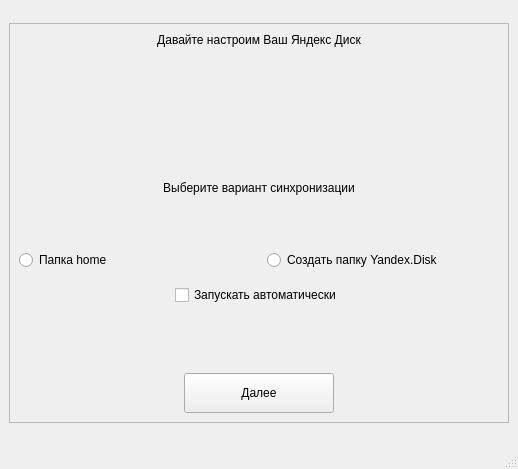
First picture: the form in form/setup_2_form.ui, repository sund3RRR/yadisk-gui, before the edit.
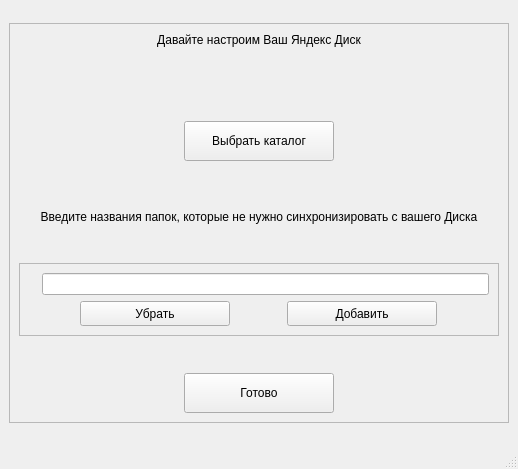
Second picture: the form after the edit. Icons and pictures are not drawn.

The edit to the form file:
```diff
--- a/form/setup_2_form.ui
+++ b/form/setup_2_form.ui
@@ -6,7 +6,7 @@
    <rect>
     <x>0</x>
     <y>0</y>
-    <width>512</width>
+    <width>518</width>
     <height>469</height>
    </rect>
   </property>
@@ -52,10 +52,35 @@
          </property>
         </widget>
        </item>
+       <item alignment="Qt::AlignHCenter|Qt::AlignVCenter">
+        <widget class="QPushButton" name="dir_select_button">
+         <property name="sizePolicy">
+          <sizepolicy hsizetype="Fixed" vsizetype="Fixed">
+           <horstretch>0</horstretch>
+           <verstretch>0</verstretch>
+          </sizepolicy>
+         </property>
+         <property name="minimumSize">
+          <size>
+           <width>150</width>
+           <height>40</height>
+          </size>
+         </property>
+         <property name="maximumSize">
+          <size>
+           <width>250</width>
+           <height>40</height>
+          </size>
+         </property>
+         <property name="text">
+          <string>Выбрать каталог</string>
+         </property>
+        </widget>
+       </item>
        <item>
         <widget class="QLabel" name="browser_label">
          <property name="text">
-          <string>&lt;html&gt;&lt;head/&gt;&lt;body&gt;&lt;p align=&quot;center&quot;&gt;Выберите вариант синхронизации&lt;/p&gt;&lt;/body&gt;&lt;/html&gt;</string>
+          <string>&lt;html&gt;&lt;head/&gt;&lt;body&gt;&lt;p align=&quot;center&quot;&gt;Введите названия папок, которые не нужно синхронизировать с вашего Диска&lt;/p&gt;&lt;/body&gt;&lt;/html&gt;</string>
          </property>
          <property name="wordWrap">
           <bool>true</bool>
@@ -63,28 +88,107 @@
         </widget>
        </item>
        <item>
-        <layout class="QHBoxLayout" name="horizontalLayout">
-         <item>
-          <widget class="QRadioButton" name="radioButton_2">
-           <property name="text">
-            <string>Папка home</string>
-           </property>
-          </widget>
-         </item>
-         <item>
-          <widget class="QRadioButton" name="radioButton">
-           <property name="text">
-            <string>Создать папку Yandex.Disk</string>
-           </property>
-          </widget>
-         </item>
-        </layout>
-       </item>
-       <item alignment="Qt::AlignHCenter">
-        <widget class="QCheckBox" name="checkBox">
-         <property name="text">
-          <string>Запускать автоматически</string>
+        <widget class="QFrame" name="dir_container">
+         <property name="frameShape">
+          <enum>QFrame::StyledPanel</enum>
          </property>
+         <property name="frameShadow">
+          <enum>QFrame::Raised</enum>
+         </property>
+         <layout class="QVBoxLayout" name="verticalLayout_3">
+          <item>
+           <layout class="QGridLayout" name="add_folder_layout">
+            <property name="topMargin">
+             <number>0</number>
+            </property>
+            <item row="0" column="1">
+             <widget class="QLineEdit" name="folder_input"/>
+            </item>
+            <item row="0" column="0">
+             <widget class="QLabel" name="folder_icon">
+              <property name="sizePolicy">
+               <sizepolicy hsizetype="Fixed" vsizetype="Fixed">
+                <horstretch>0</horstretch>
+                <verstretch>0</verstretch>
+               </sizepolicy>
+              </property>
+              <property name="maximumSize">
+               <size>
+                <width>30</width>
+                <height>30</height>
+               </size>
+              </property>
+              <property name="text">
+               <string/>
+              </property>
+              <property name="pixmap">
+               <pixmap>../src/folder.svg</pixmap>
+              </property>
+              <property name="scaledContents">
+               <bool>true</bool>
+              </property>
+             </widget>
+            </item>
+           </layout>
+          </item>
+          <item>
+           <layout class="QHBoxLayout" name="horizontalLayout">
+            <property name="topMargin">
+             <number>0</number>
+            </property>
+            <item>
+             <widget class="QPushButton" name="remove_folder_button">
+              <property name="sizePolicy">
+               <sizepolicy hsizetype="Fixed" vsizetype="Fixed">
+                <horstretch>0</horstretch>
+                <verstretch>0</verstretch>
+               </sizepolicy>
+              </property>
+              <property name="minimumSize">
+               <size>
+                <width>150</width>
+                <height>25</height>
+               </size>
+              </property>
+              <property name="maximumSize">
+               <size>
+                <width>150</width>
+                <height>25</height>
+               </size>
+              </property>
+              <property name="text">
+               <string>Убрать</string>
+              </property>
+             </widget>
+            </item>
+            <item>
+             <widget class="QPushButton" name="add_folder_button">
+              <property name="sizePolicy">
+               <sizepolicy hsizetype="Fixed" vsizetype="Fixed">
+                <horstretch>0</horstretch>
+                <verstretch>0</verstretch>
+               </sizepolicy>
+              </property>
+              <property name="minimumSize">
+               <size>
+                <width>150</width>
+                <height>25</height>
+               </size>
+              </property>
+              <property name="maximumSize">
+               <size>
+                <width>150</width>
+                <height>25</height>
+               </size>
+              </property>
+              <property name="text">
+               <string>Добавить</string>
+              </property>
+             </widget>
+            </item>
+           </layout>
+          </item>
+         </layout>
         </widget>
        </item>
        <item alignment="Qt::AlignHCenter|Qt::AlignBottom">
@@ -108,7 +212,7 @@
           </size>
          </property>
          <property name="text">
-          <string>Далее</string>
+          <string>Готово</string>
          </property>
         </widget>
        </item>
```
Left out of the diff: 8 changed lines with no effect on the pictures.
